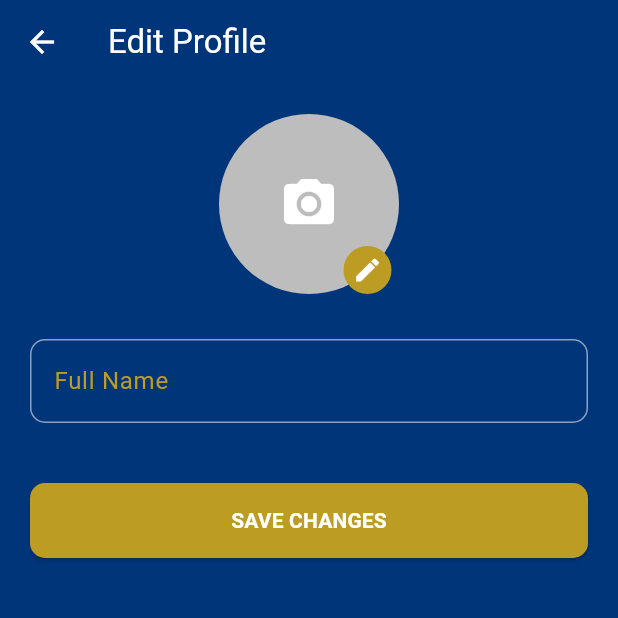
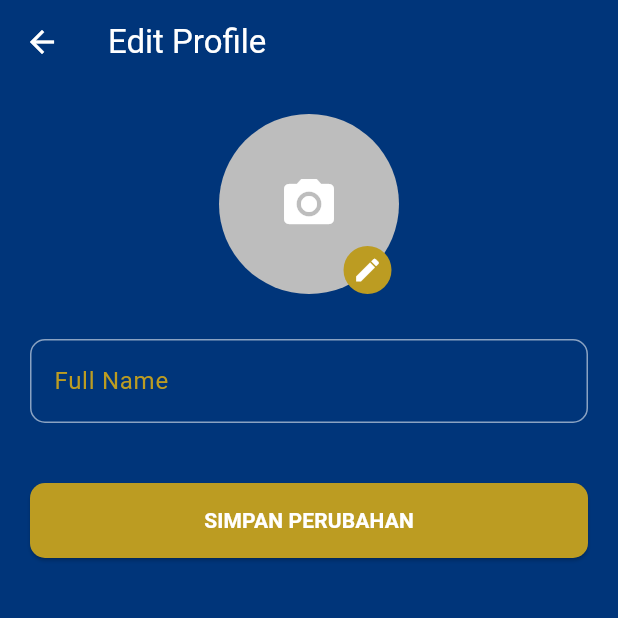
Before and after one commit to Horararawr/alhaqkitchen, a Flutter app: the SettingsHaq screen opened directly with empty values, on a phone screen of 412 x 824 dp, the top half of it. Run offline on Flutter 3.47's test engine with Material 3 defaults, Android fonts, the phone set to English and light mode, and no system bars; our stand-ins replace cloud_firestore, firebase_auth, firebase_core, firebase_storage, image_picker, shared_preferences and 1 more; accounts and stored records are empty.

Commit message:
al-haq connect v2.0

```diff
--- a/lib/models/user_model.dart
+++ b/lib/models/user_model.dart
@@ -2,11 +2,28 @@ class UserModel {
   final String email;
   final String password;
   final String? name;
+  final String? foto;
+  final String? alamat;
+  final String? noHp;
 
-  UserModel({required this.email, required this.password, this.name});
+  UserModel({
+    required this.email,
+    required this.password,
+    this.name,
+    this.foto,
+    this.alamat,
+    this.noHp,
+  });
 
   Map<String, dynamic> toMap() {
-    return {'email': email, 'password': password, 'name': name};
+    return {
+      'email': email,
+      'password': password,
+      'name': name,
+      'foto': foto ?? '',
+      'alamat': alamat ?? '-',
+      'noHp': noHp ?? '-',
+    };
   }
 
   factory UserModel.fromMap(Map<String, dynamic> map) {
@@ -14,6 +31,9 @@ class UserModel {
       email: map['email'] ?? '',
       password: map['password'] ?? '',
       name: map['name'] ?? 'User Al-Haq',
+      foto: map['foto'] ?? '',
+      alamat: map['alamat'] ?? '-',
+      noHp: map['noHp'] ?? '-',
     );
   }
 }
--- a/lib/views/menu/requestorder.dart
+++ b/lib/views/menu/requestorder.dart
@@ -112,14 +112,17 @@ class _RequestOrderState extends State<RequestOrder> {
                 try {
                   if (id == null) {
                     await FirebaseService.addRequestOrder(input);
+                    if (mounted) ScaffoldMessenger.of(context).showSnackBar(const SnackBar(content: Text("Request berhasil dikirim!")));
                   } else {
                     await FirebaseService.updateRequestOrder(id, input);
+                    if (mounted) ScaffoldMessenger.of(context).showSnackBar(const SnackBar(content: Text("Request berhasil diubah!")));
                   }
                   _controller.clear();
-                  Navigator.pop(context);
+                  if (mounted) Navigator.pop(context);
                   _refreshData();
                 } catch (e) {
                   print("Gagal Simpan ke Firebase: $e");
+                  if (mounted) ScaffoldMessenger.of(context).showSnackBar(SnackBar(content: Text("Gagal Simpan: $e"), backgroundColor: Colors.red));
                 }
               }
             },
--- a/lib/views/profile/settingshaq.dart
+++ b/lib/views/profile/settingshaq.dart
@@ -68,8 +68,8 @@ class _SettingsHaqState extends State<SettingsHaq> {
                     backgroundColor: Colors.grey[400],
                     backgroundImage: _image != null
                         ? FileImage(_image!)
-                        : (_photoUrl != null ? NetworkImage(_photoUrl!) as ImageProvider : null),
-                    child: (_image == null && _photoUrl == null) ? const Icon(Icons.camera_alt, size: 40, color: Colors.white) : null,
+                        : (_photoUrl != null && _photoUrl!.isNotEmpty ? NetworkImage(_photoUrl!) as ImageProvider : null),
+                    child: (_image == null && (_photoUrl == null || _photoUrl!.isEmpty)) ? const Icon(Icons.camera_alt, size: 40, color: Colors.white) : null,
                   ),
                   Positioned(
                     bottom: 0, right: 5,
@@ -102,28 +102,33 @@ class _SettingsHaqState extends State<SettingsHaq> {
                   shape: RoundedRectangleBorder(borderRadius: BorderRadius.circular(10))
                 ),
                 onPressed: _isLoading ? null : () async {
+                  if (_nameController.text.trim().isEmpty) {
+                    ScaffoldMessenger.of(context).showSnackBar(const SnackBar(content: Text("Nama tidak boleh kosong!")));
+                    return;
+                  }
+
                   setState(() => _isLoading = true);
 
                   try {
-                    // Update Database - Name
+                    // 1. Update Profile Name
                     await FirebaseService.updateProfileName(_nameController.text.trim());
 
-                    // Update photo if changed
+                    // 2. Update Image if selected
                     if (_image != null) {
                       await FirebaseService.updateProfilePhoto(_image!);
                     }
 
                     if (mounted) {
                       ScaffoldMessenger.of(context).showSnackBar(
-                        const SnackBar(content: Text("Changes Saved!"))
+                        const SnackBar(content: Text("Profil berhasil diperbarui di Firebase!"))
                       );
-                      // Navigator.pop ngirim 'true' biar ProfileHaq refresh
+                      // Back with 'true' to trigger refresh in ProfileHaq
                       Navigator.pop(context, true);
                     }
                   } catch (e) {
                     if (mounted) {
                       ScaffoldMessenger.of(context).showSnackBar(
-                        SnackBar(content: Text("Error: $e"))
+                        SnackBar(content: Text("Gagal Simpan: $e"), backgroundColor: Colors.red)
                       );
                     }
                   } finally {
@@ -131,8 +136,8 @@ class _SettingsHaqState extends State<SettingsHaq> {
                   }
                 },
                 child: _isLoading
-                  ? const CircularProgressIndicator(color: Colors.white)
-                  : const Text("SAVE CHANGES", style: TextStyle(color: Colors.white, fontWeight: FontWeight.bold)),
+                  ? const SizedBox(width: 20, height: 20, child: CircularProgressIndicator(color: Colors.white, strokeWidth: 2))
+                  : const Text("SIMPAN PERUBAHAN", style: TextStyle(color: Colors.white, fontWeight: FontWeight.bold)),
               ),
             ),
           ],
```
Also changed, not shown: lib/database/firebase_service.dart (+15 -11 lines), lib/views/lunchbox/lunchboxmenu.dart (+22 -3 lines), lib/views/snackbox/snackboxmenu.dart (+19 -3 lines).
